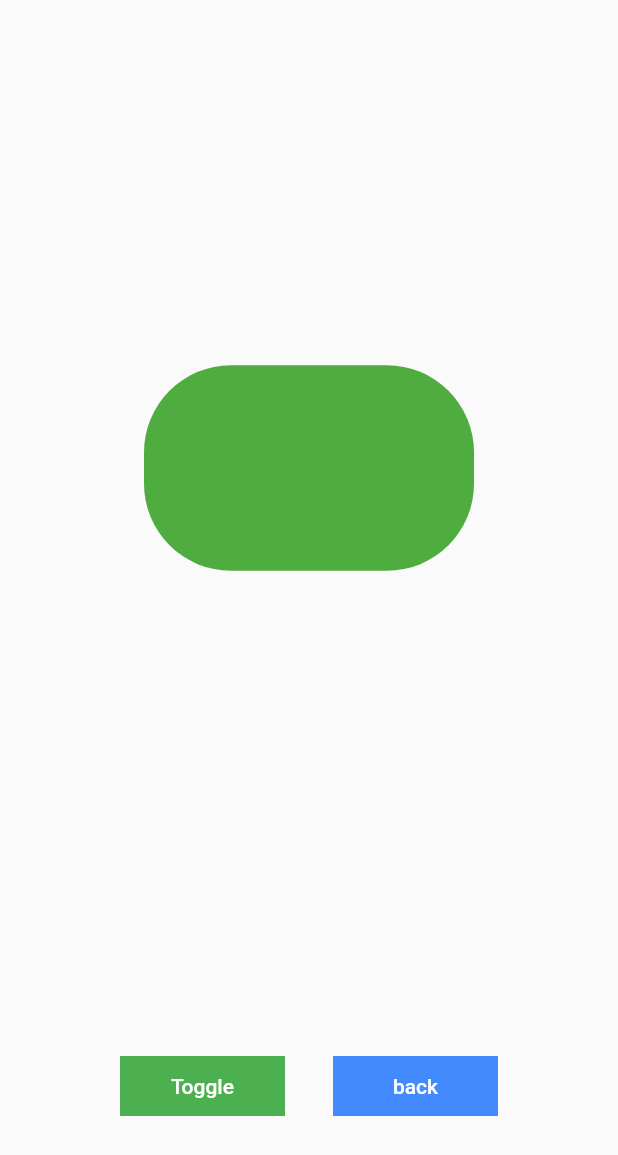
After one commit to ehowlsla/bootcode_flutter, a Flutter app: the AnimatedContainerPage screen opened directly, after a tap on "Toggle", on a phone screen of 412 x 824 dp. The commit adds this screen. Shown: the top 1155 px of the screen. Run offline on Flutter 3.47's test engine with Material 2 defaults, Android fonts, the phone set to English and light mode, and no system bars; our stand-ins replace fluro, timeago; statements that could not run were skipped.

Commit message:
widget 04. animated container commit

```diff
--- /dev/null
+++ b/lib/_04_animated_container/animated_container.dart
@@ -0,0 +1,100 @@
+import 'dart:math';
+
+import 'package:flutter/material.dart';
+
+class AnimatedContainerPage extends StatefulWidget {
+  @override
+  State<StatefulWidget> createState() => AnimatedContainerPageState();
+}
+
+class AnimatedContainerPageState extends State<AnimatedContainerPage> {
+
+  double _width = 300;
+  double _height = 300;
+  Color _color = Colors.blue;
+  BorderRadiusGeometry _borderRadius = BorderRadius.circular(8);
+
+  @override
+  Widget build(BuildContext context) {
+    // TODO: implement build
+
+
+    return Material(
+      child: Scaffold(
+        body: Column(
+          mainAxisAlignment: MainAxisAlignment.spaceEvenly,
+          children: [
+            Expanded(
+              child: Center(
+                child: AnimatedContainer(
+                  width: _width,
+                  height: _height,
+                  decoration:  BoxDecoration(color: _color, borderRadius: _borderRadius),
+                  duration: Duration(milliseconds: 300),
+                  curve: Curves.fastOutSlowIn,
+                ),
+              ),
+            ),
+            Container(
+              height: 200,
+              child: Row(
+                mainAxisAlignment: MainAxisAlignment.center,
+                children: [
+                  ToggleButton(),
+                  BackButton(),
+                ],
+              )
+            )
+          ],
+        ),
+      ),
+
+    );
+  }
+
+  changeRandomValue() {
+    final random = Random();
+
+    setState(() {
+      _width = random.nextInt(300).toDouble();
+      _height = random.nextInt(300).toDouble();
+      _color = Color.fromARGB(
+        random.nextInt(256),
+        random.nextInt(256),
+        random.nextInt(256),
+        1,
+      );
+      _borderRadius = BorderRadius.circular(random.nextInt(100).toDouble());
+    });
+  }
+
+  Widget ToggleButton() {
+    return FlatButton(
+      child: Container(
+        width: 110,
+        height: 40,
+        color: Colors.green,
+        child: Align(
+          alignment: Alignment.center,
+          child: Text('Toggle', style: TextStyle(color: Colors.white)),
+        ),
+      ),
+      onPressed: () => changeRandomValue(),
+    );
+  }
+
+  Widget BackButton() {
+    return FlatButton(
+      child: Container(
+        width: 110,
+        height: 40,
+        color: Colors.blueAccent,
+        child: Align(
+          alignment: Alignment.center,
+          child: Text('back', style: TextStyle(color: Colors.white)),
+        ),
+      ),
+      onPressed: () => Navigator.pop(context),
+    );
+  }
+}
--- a/lib/home.dart
+++ b/lib/home.dart
@@ -11,6 +11,7 @@ class HomePageState extends State<HomePage> {
     'safearea',
     'expanded',
     'wrap',
+    'animated_container',
   ];
 
   @override
--- a/lib/router.dart
+++ b/lib/router.dart
@@ -1,5 +1,6 @@
 
 import 'package:bootcodefluttertemplate/_01_safearea/safearea.dart';
+import 'package:bootcodefluttertemplate/_04_animated_container/animated_container.dart';
 import 'package:fluro/fluro.dart';
 import 'package:flutter/material.dart';
 
@@ -12,6 +13,7 @@ class FluroRouter {
   static Handler _safeAreaHandler = Handler(handlerFunc: (BuildContext context, Map<String, dynamic> params) => SafeAreaPage());
   static Handler _expandedAreaHandler = Handler(handlerFunc: (BuildContext context, Map<String, dynamic> params) => ExpandedPage());
   static Handler _wrapAreaHandler = Handler(handlerFunc: (BuildContext context, Map<String, dynamic> params) => WrapPage());
+  static Handler _animatedContainerAreaHandler = Handler(handlerFunc: (BuildContext context, Map<String, dynamic> params) => AnimatedContainerPage());
 
   static void setupRouter() {
     router.define(
@@ -31,5 +33,11 @@ class FluroRouter {
       handler: _wrapAreaHandler,
       transitionType: TransitionType.material,
     );
+
+    router.define(
+      'animated_container',
+      handler: _animatedContainerAreaHandler,
+      transitionType: TransitionType.material,
+    );
   }
 }
```
